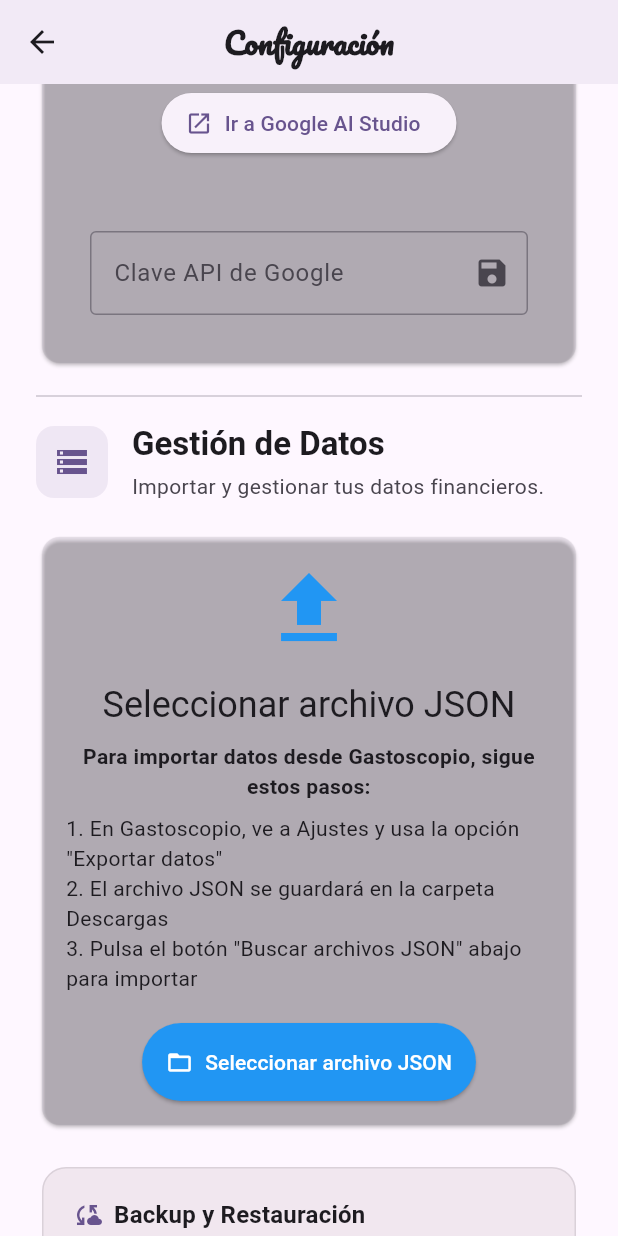
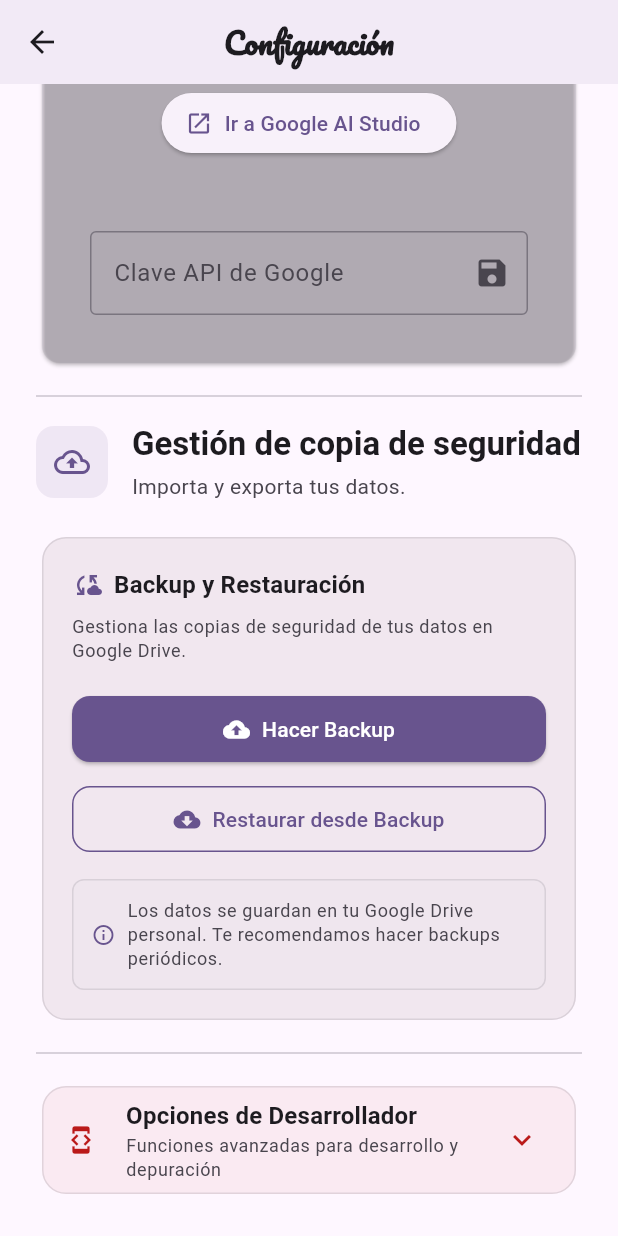
Before and after one commit to enekor/Gastoscopio, a Flutter app: the SettingsScreen screen opened directly, scrolled down 1143 dp, on a phone screen of 412 x 824 dp. Run offline on Flutter 3.47's test engine with Material 3 defaults, Android fonts, the phone set to English and light mode, and no system bars; drawn by our look-alikes of dynamic_color; our stand-ins replace carousel_slider, dropdown_button2, file_picker, firebase_core, fl_chart, floor and 9 more; missing offline and left inert: googleapis, svg_flutter; accounts and stored records are empty; generated files the repository leaves out were written again.

Commit message:
Añadir opciones de desarrollador: importar desde JSON y limpiar base de datos

```diff
--- a/lib/data/dao/fixed_movement_dao.dart
+++ b/lib/data/dao/fixed_movement_dao.dart
@@ -17,7 +17,9 @@ abstract class FixedMovementDao {
 
   @update
   Future<void> updateFixedMovement(FixedMovement fixedMovement);
-
   @delete
   Future<void> deleteFixedMovement(FixedMovement fixedMovement);
+
+  @Query('DELETE FROM FixedMovement')
+  Future<void> deleteAllFixedMovements();
 }
--- a/lib/data/dao/month_dao.dart
+++ b/lib/data/dao/month_dao.dart
@@ -17,7 +17,9 @@ abstract class MonthDao {
 
   @update
   Future<void> updateMonth(Month month);
-
   @delete
   Future<void> deleteMonth(Month month);
+
+  @Query('DELETE FROM Month')
+  Future<void> deleteAllMonths();
 }
--- a/lib/data/dao/movement_value_dao.dart
+++ b/lib/data/dao/movement_value_dao.dart
@@ -27,7 +27,9 @@ abstract class MovementValueDao {
 
   @update
   Future<void> updateMovementValue(MovementValue movementValue);
-
   @delete
   Future<void> deleteMovementValue(MovementValue movementValue);
+
+  @Query('DELETE FROM MovementValue')
+  Future<void> deleteAllMovements();
 }
--- a/lib/modules/settings.dart/settings.dart
+++ b/lib/modules/settings.dart/settings.dart
@@ -5,7 +5,7 @@ import 'package:cashly/data/services/login_service.dart';
 import 'package:cashly/data/services/shared_preferences_service.dart';
 import 'package:cashly/data/services/sqlite_service.dart';
 import 'package:cashly/modules/settings.dart/widgets/apikey-generator.dart';
-import 'package:cashly/modules/settings.dart/widgets/import_from_gastoscopio.dart';
+import 'package:cashly/modules/settings.dart/widgets/developer_options_widget.dart';
 import 'package:cashly/modules/settings.dart/widgets/backup_restore_widget.dart';
 import 'package:flutter/material.dart';
 import 'package:flutter_colorpicker/flutter_colorpicker.dart';
@@ -285,26 +285,25 @@ class _SettingsScreenState extends State<SettingsScreen> {
               const SizedBox(height: 20),
 
               // API Key Card
-              const ApiKeyGenerator(),
+              const ApiKeyGenerator(), const SizedBox(height: 10),
+              const Divider(),
+              const SizedBox(height: 10),
 
+              // Developer Options Section
+              _buildSectionHeader(
+                context,
+                'Gestión de copia de seguridad',
+                'Importa y exporta tus datos.',
+                Icons.backup_outlined,
+              ),
+              const SizedBox(height: 20),
+              const BackupRestoreWidget(),
               const SizedBox(height: 10),
               const Divider(),
               const SizedBox(height: 10),
-
-              _buildSectionHeader(
-                context,
-                'Gestión de Datos',
-                'Importar y gestionar tus datos financieros.',
-                Icons.storage_outlined,
-              ),
-              const SizedBox(height: 20),
-              ImportFromGastoscopioScreen(
-                onImportSuccess: _handleImportSuccess,
-              ),
-              const SizedBox(height: 20),
+              DeveloperOptionsWidget(onImportSuccess: _handleImportSuccess),
 
               // Backup & Restore Section
-              const BackupRestoreWidget(),
             ],
           ),
         ),
--- /dev/null
+++ b/lib/modules/settings.dart/widgets/developer_options_widget.dart
@@ -0,0 +1,454 @@
+import 'package:flutter/material.dart';
+import 'package:fluttertoast/fluttertoast.dart';
+import 'package:cashly/data/services/sqlite_service.dart';
+import 'package:cashly/modules/settings.dart/widgets/import_from_gastoscopio.dart';
+
+class DeveloperOptionsWidget extends StatefulWidget {
+  final Function(Map<String, dynamic>)? onImportSuccess;
+
+  const DeveloperOptionsWidget({super.key, this.onImportSuccess});
+
+  @override
+  State<DeveloperOptionsWidget> createState() => _DeveloperOptionsWidgetState();
+}
+
+class _DeveloperOptionsWidgetState extends State<DeveloperOptionsWidget> {
+  bool _isExpanded = false;
+  bool _isClearing = false;
+
+  Future<void> _clearDatabase() async {
+    // Mostrar diálogo de confirmación
+    final confirmed = await showDialog<bool>(
+      context: context,
+      barrierDismissible: false,
+      builder: (BuildContext context) {
+        return AlertDialog(
+          title: const Row(
+            children: [
+              Icon(Icons.warning, color: Colors.red, size: 28),
+              SizedBox(width: 8),
+              Text('Borrar Base de Datos'),
+            ],
+          ),
+          content: const Column(
+            mainAxisSize: MainAxisSize.min,
+            crossAxisAlignment: CrossAxisAlignment.start,
+            children: [
+              Text(
+                'ATENCIÓN: Esta acción eliminará TODOS los datos de la aplicación:',
+                style: TextStyle(
+                  fontWeight: FontWeight.bold,
+                  color: Colors.red,
+                ),
+              ),
+              SizedBox(height: 12),
+              Text('• Todos los movimientos registrados'),
+              Text('• Todas las categorías personalizadas'),
+              Text('• Todos los movimientos fijos'),
+              Text('• Configuración de colores y preferencias'),
+              SizedBox(height: 12),
+              Text(
+                'Esta acción NO se puede deshacer.',
+                style: TextStyle(
+                  fontWeight: FontWeight.bold,
+                  fontSize: 16,
+                  color: Colors.red,
+                ),
+              ),
+              SizedBox(height: 8),
+              Text(
+                '💡 Recomendación: Haz un backup antes de continuar.',
+                style: TextStyle(
+                  fontSize: 12,
+                  fontStyle: FontStyle.italic,
+                  color: Colors.grey,
+                ),
+              ),
+            ],
+          ),
+          actions: [
+            TextButton(
+              onPressed: () => Navigator.of(context).pop(false),
+              child: const Text('Cancelar'),
+            ),
+            ElevatedButton(
+              onPressed: () => Navigator.of(context).pop(true),
+              style: ElevatedButton.styleFrom(
+                backgroundColor: Colors.red,
+                foregroundColor: Colors.white,
+              ),
+              child: const Text('Borrar Todo'),
+            ),
+          ],
+        );
+      },
+    );
+
+    if (confirmed != true) return;
+
+    setState(() {
+      _isClearing = true;
+    });
+    try {
+      // Limpiar todas las tablas usando los DAOs disponibles
+      final sqliteService = SqliteService();
+      await sqliteService.initializeDatabase();
+
+      final db = sqliteService.db;
+
+      // Limpiar tabla de movimientos
+      await db.movementValueDao.deleteAllMovements();
+
+      // Limpiar tabla de movimientos fijos
+      await db.fixedMovementDao.deleteAllFixedMovements();
+
+      // Limpiar tabla de meses
+      await db.monthDao.deleteAllMonths();
+
+      if (mounted) {
+        // Toast de éxito
+        Fluttertoast.showToast(
+          msg: "✅ Base de datos limpiada correctamente",
+          toastLength: Toast.LENGTH_LONG,
+          gravity: ToastGravity.TOP,
+          timeInSecForIosWeb: 4,
+          backgroundColor: Colors.green,
+          textColor: Colors.white,
+          fontSize: 16.0,
+        );
+
+        // Mostrar diálogo informativo
+        await showDialog(
+          context: context,
+          barrierDismissible: false,
+          builder: (BuildContext context) {
+            return AlertDialog(
+              title: const Row(
+                children: [
+                  Icon(Icons.check_circle, color: Colors.green, size: 28),
+                  SizedBox(width: 8),
+                  Text('Base de Datos Limpiada'),
+                ],
+              ),
+              content: const Column(
+                mainAxisSize: MainAxisSize.min,
+                crossAxisAlignment: CrossAxisAlignment.start,
+                children: [
+                  Text(
+                    'Todos los datos se han eliminado correctamente.',
+                    style: TextStyle(fontWeight: FontWeight.bold),
+                  ),
+                  SizedBox(height: 12),
+                  Text(
+                    'IMPORTANTE: Para que los cambios se apliquen completamente, es recomendable reiniciar la aplicación.',
+                  ),
+                  SizedBox(height: 8),
+                  Text(
+                    '💡 Cierra la app completamente y vuelve a abrirla.',
+                    style: TextStyle(
+                      fontSize: 12,
+                      fontStyle: FontStyle.italic,
+                      color: Colors.grey,
+                    ),
+                  ),
+                ],
+              ),
+              actions: [
+                TextButton(
+                  onPressed: () => Navigator.of(context).pop(),
+                  child: const Text('Entendido'),
+                ),
+              ],
+            );
+          },
+        );
+      }
+    } catch (e) {
+      if (mounted) {
+        // Toast de error
+        Fluttertoast.showToast(
+          msg: "❌ Error al limpiar la base de datos",
+          toastLength: Toast.LENGTH_SHORT,
+          gravity: ToastGravity.TOP,
+          timeInSecForIosWeb: 3,
+          backgroundColor: Colors.red,
+          textColor: Colors.white,
+          fontSize: 16.0,
+        );
+
+        // SnackBar con detalles del error
+        ScaffoldMessenger.of(context).showSnackBar(
+          SnackBar(
+            content: Column(
+              mainAxisSize: MainAxisSize.min,
+              crossAxisAlignment: CrossAxisAlignment.start,
+              children: [
+                const Row(
+                  children: [
+                    Icon(Icons.error, color: Colors.white, size: 20),
+                    SizedBox(width: 8),
+                    Text(
+                      'Error al limpiar base de datos',
+                      style: TextStyle(
+                        fontWeight: FontWeight.bold,
+                        fontSize: 16,
+                      ),
+                    ),
+                  ],
+                ),
+                const SizedBox(height: 4),
+                Text(
+                  'Error: ${e.toString()}',
+                  style: const TextStyle(fontSize: 14),
+                ),
+              ],
+            ),
+            backgroundColor: Colors.red.shade700,
+            behavior: SnackBarBehavior.floating,
+            duration: const Duration(seconds: 6),
+          ),
+        );
+      }
+    } finally {
+      if (mounted) {
+        setState(() {
+          _isClearing = false;
+        });
+      }
+    }
+  }
+
+  @override
+  Widget build(BuildContext context) {
+    return Card(
+      color: Theme.of(context).colorScheme.error.withAlpha(15),
+      elevation: 0,
+      shape: RoundedRectangleBorder(
+        borderRadius: BorderRadius.circular(16),
+        side: BorderSide(
+          color: Theme.of(context).colorScheme.outline.withAlpha(50),
+        ),
+      ),
+      child: Column(
+        children: [
+          ListTile(
+            leading: Icon(
+              Icons.developer_mode,
+              color: Theme.of(context).colorScheme.error,
+              size: 20,
+            ),
+            title: Text(
+              'Opciones de Desarrollador',
+              style: Theme.of(
+                context,
+              ).textTheme.titleMedium?.copyWith(fontWeight: FontWeight.w600),
+            ),
+            subtitle: Text(
+              'Funciones avanzadas para desarrollo y depuración',
+              style: Theme.of(context).textTheme.bodySmall?.copyWith(
+                color: Theme.of(context).colorScheme.onSurfaceVariant,
+              ),
+            ),
+            trailing: Icon(
+              _isExpanded ? Icons.expand_less : Icons.expand_more,
+              color: Theme.of(context).colorScheme.error,
+            ),
+            onTap: () {
+              setState(() {
+                _isExpanded = !_isExpanded;
+              });
+            },
+          ),
+          if (_isExpanded) ...[
+            const Divider(height: 1),
+            Padding(
+              padding: const EdgeInsets.all(20.0),
+              child: Column(
+                crossAxisAlignment: CrossAxisAlignment.start,
+                children: [
+                  // Sección de Importar JSON
+                  Container(
+                    width: double.infinity,
+                    padding: const EdgeInsets.all(16),
+                    decoration: BoxDecoration(
+                      color: Theme.of(context).colorScheme.surface,
+                      borderRadius: BorderRadius.circular(12),
+                      border: Border.all(
+                        color: Theme.of(
+                          context,
+                        ).colorScheme.outline.withAlpha(50),
+                      ),
+                    ),
+                    child: Column(
+                      crossAxisAlignment: CrossAxisAlignment.start,
+                      children: [
+                        Row(
+                          children: [
+                            Icon(
+                              Icons.upload_file,
+                              color: Theme.of(context).colorScheme.primary,
+                              size: 20,
+                            ),
+                            const SizedBox(width: 8),
+                            Text(
+                              'Importar desde JSON',
+                              style: Theme.of(context).textTheme.titleSmall
+                                  ?.copyWith(fontWeight: FontWeight.w600),
+                            ),
+                          ],
+                        ),
+                        const SizedBox(height: 8),
+                        Text(
+                          'Importa datos desde un archivo JSON de Gastoscopio',
+                          style: Theme.of(
+                            context,
+                          ).textTheme.bodySmall?.copyWith(
+                            color:
+                                Theme.of(context).colorScheme.onSurfaceVariant,
+                          ),
+                        ),
+                        const SizedBox(height: 16),
+                        ImportFromGastoscopioScreen(
+                          onImportSuccess:
+                              widget.onImportSuccess ?? (result) {},
+                        ),
+                      ],
+                    ),
+                  ),
+
+                  const SizedBox(height: 16),
+
+                  // Sección de Limpiar Base de Datos
+                  Container(
+                    width: double.infinity,
+                    padding: const EdgeInsets.all(16),
+                    decoration: BoxDecoration(
+                      color: Theme.of(
+                        context,
+                      ).colorScheme.errorContainer.withAlpha(30),
+                      borderRadius: BorderRadius.circular(12),
+                      border: Border.all(
+                        color: Theme.of(
+                          context,
+                        ).colorScheme.error.withAlpha(100),
+                      ),
+                    ),
+                    child: Column(
+                      crossAxisAlignment: CrossAxisAlignment.start,
+                      children: [
+                        Row(
+                          children: [
+                            Icon(
+                              Icons.delete_forever,
+                              color: Theme.of(context).colorScheme.error,
+                              size: 20,
+                            ),
+                            const SizedBox(width: 8),
+                            Text(
+                              'Limpiar Base de Datos',
+                              style: Theme.of(
+                                context,
+                              ).textTheme.titleSmall?.copyWith(
+                                fontWeight: FontWeight.w600,
+                                color: Theme.of(context).colorScheme.error,
+                              ),
+                            ),
+                          ],
+                        ),
+                        const SizedBox(height: 8),
+                        Text(
+                          '⚠️ PELIGRO: Borra TODOS los datos de la aplicación de forma permanente',
+                          style: Theme.of(
+                            context,
+                          ).textTheme.bodySmall?.copyWith(
+                            color: Theme.of(context).colorScheme.error,
+                            fontWeight: FontWeight.w500,
+                          ),
+                        ),
+                        const SizedBox(height: 16),
+                        Container(
+                          padding: const EdgeInsets.all(12),
+                          decoration: BoxDecoration(
+                            color: Theme.of(
+                              context,
+                            ).colorScheme.surface.withAlpha(100),
+                            borderRadius: BorderRadius.circular(8),
+                            border: Border.all(
+                              color: Theme.of(
+                                context,
+                              ).colorScheme.outline.withAlpha(50),
+                            ),
+                          ),
+                          child: Row(
+                            children: [
+                              Icon(
+                                Icons.info_outline,
+                                color: Theme.of(context).colorScheme.error,
+                                size: 16,
+                              ),
+                              const SizedBox(width: 8),
+                              Expanded(
+                                child: Text(
+                                  'Recomendación: Haz un backup antes de continuar',
+                                  style: Theme.of(
+                                    context,
+                                  ).textTheme.bodySmall?.copyWith(
+                                    color:
+                                        Theme.of(
+                                          context,
+                                        ).colorScheme.onSurfaceVariant,
+                                    fontSize: 12,
+                                  ),
+                                ),
+                              ),
+                            ],
+                          ),
+                        ),
+                        const SizedBox(height: 12),
+                        SizedBox(
+                          width: double.infinity,
+                          child: ElevatedButton.icon(
+                            onPressed: _isClearing ? null : _clearDatabase,
+                            icon:
+                                _isClearing
+                                    ? const SizedBox(
+                                      width: 16,
+                                      height: 16,
+                                      child: CircularProgressIndicator(
+                                        strokeWidth: 2,
+                                        valueColor:
+                                            AlwaysStoppedAnimation<Color>(
+                                              Colors.white,
+                                            ),
+                                      ),
+                                    )
+                                    : const Icon(Icons.delete_forever),
+                            label: Text(
+                              _isClearing
+                                  ? 'Limpiando...'
+                                  : 'Limpiar Todos los Datos',
+                            ),
+                            style: ElevatedButton.styleFrom(
+                              backgroundColor:
+                                  Theme.of(context).colorScheme.error,
+                              foregroundColor:
+                                  Theme.of(context).colorScheme.onError,
+                              padding: const EdgeInsets.symmetric(vertical: 12),
+                              shape: RoundedRectangleBorder(
+                                borderRadius: BorderRadius.circular(12),
+                              ),
+                            ),
+                          ),
+                        ),
+                      ],
+                    ),
+                  ),
+                ],
+              ),
+            ),
+          ],
+        ],
+      ),
+    );
+  }
+}
--- a/pubspec.yaml
+++ b/pubspec.yaml
@@ -16,7 +16,7 @@ publish_to: "none" # Remove this line if you wish to publish to pub.dev
 # https://developer.apple.com/library/archive/documentation/General/Reference/InfoPlistKeyReference/Articles/CoreFoundationKeys.html
 # In Windows, build-name is used as the major, minor, and patch parts
 # of the product and file versions while build-number is used as the build suffix.
-version: 1.0.0+13
+version: 1.0.0+14
 
 environment:
   sdk: ^3.8.0-126.0.dev
```
Also changed, not shown: lib/data/services/sqlite_service.g.dart, lib/database.g.dart, 1 other file.
